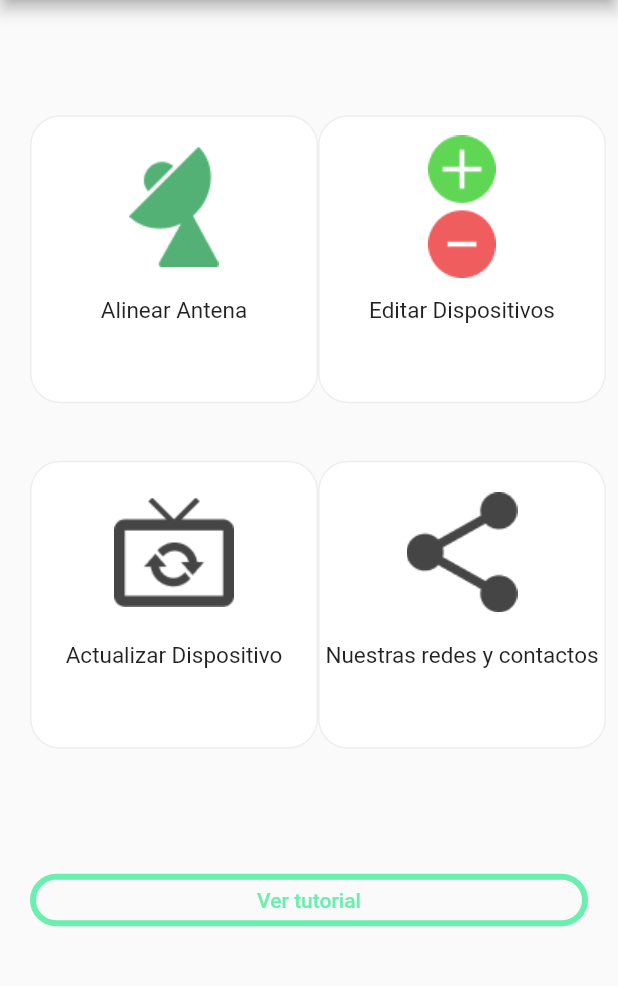
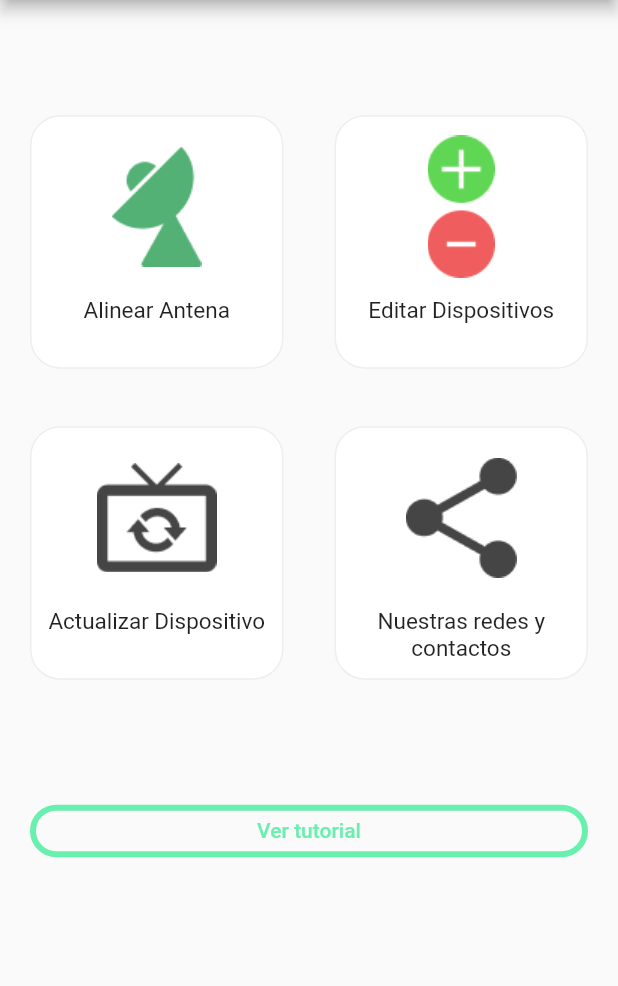
Before and after one commit to GaboLozaLucero/gyroscope, a Flutter app: the screen it shows after launch, after a tap on "Alinear Antena", after a tap on "Menú Principal", on a phone screen of 412 x 824 dp, the part 84-1070 px from its top. Run offline on Flutter 3.47's test engine with Material 2 defaults, Android fonts, the phone set to English and light mode, and no system bars; our stand-ins replace flutter_compass, flutter_svg, get, sensors; missing offline and left inert: vibrate.

```diff
--- a/lib/controllers/compass_controller.dart
+++ b/lib/controllers/compass_controller.dart
@@ -123,15 +123,15 @@ class CompassController extends GetxController {
                     style: TextStyle(fontWeight: FontWeight.bold),
                   ),
                   TextSpan(
-                    text: 'concida con la \n',
+                    text: 'concida con la ',
                   ),
                   TextSpan(
-                    text: 'linea roja ',
+                    text: 'linea roja. ',
                     style: TextStyle(
                         fontWeight: FontWeight.bold, color: Colors.red),
                   ),
                   TextSpan(
-                    text: 'cuando la ',
+                    text: 'Cuando la ',
                   ),
                   TextSpan(
                     text: 'linea roja ',
--- a/lib/pages/home_page.dart
+++ b/lib/pages/home_page.dart
@@ -82,8 +82,8 @@ class HomePage extends StatelessWidget {
     return InkWell(
       onTap: onPressed,
       child: Container(
-        height: size.height * 0.25,
-        width: size.height * 0.25,
+        height: size.height * 0.22,
+        width: size.height * 0.22,
         decoration: BoxDecoration(
             border: Border.all(color: Colors.grey[200]),
             color: Colors.white,
```
